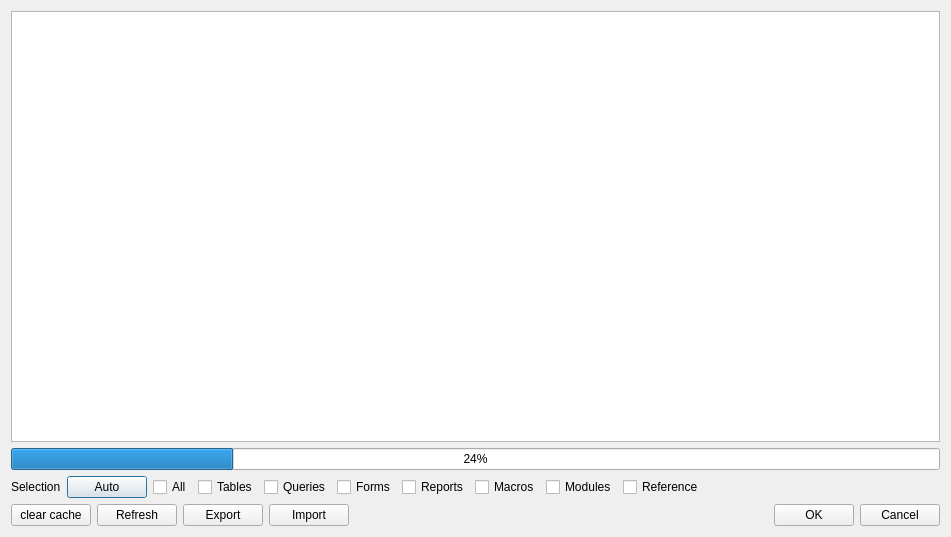
The window that ui/maindialog.ui (shoderico/AccessCvs) describes before a commit, drawn with Qt 5.
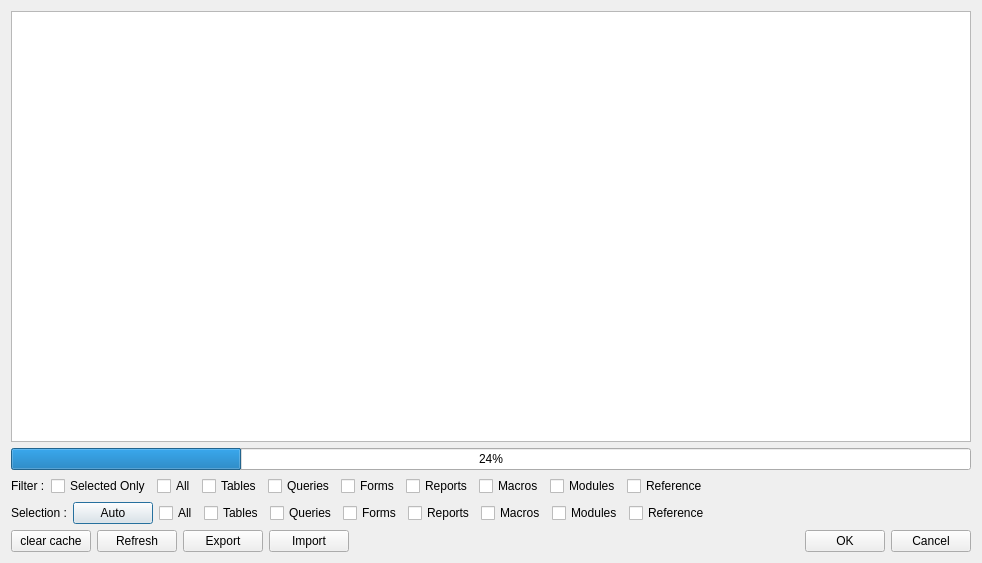
The same window after the commit.

Commit message: add filter functionality

What changed in the file:
```diff
--- a/ui/maindialog.ui
+++ b/ui/maindialog.ui
@@ -6,8 +6,8 @@
    <rect>
     <x>0</x>
     <y>0</y>
-    <width>951</width>
-    <height>537</height>
+    <width>982</width>
+    <height>563</height>
    </rect>
   </property>
   <property name="windowTitle">
@@ -29,12 +29,99 @@
        </property>
       </widget>
      </item>
+     <item>
+      <layout class="QHBoxLayout" name="horizontalLayout_4">
+       <item>
+        <widget class="QLabel" name="label_2">
+         <property name="text">
+          <string>Filter :</string>
+         </property>
+        </widget>
+       </item>
+       <item>
+        <widget class="QCheckBox" name="showSelectedOnlyCheckBox">
+         <property name="text">
+          <string>Selected Only</string>
+         </property>
+        </widget>
+       </item>
+       <item>
+        <widget class="QCheckBox" name="showAllCheckBox">
+         <property name="text">
+          <string>All</string>
+         </property>
+        </widget>
+       </item>
+       <item>
+        <widget class="QCheckBox" name="showTableCheckBox">
+         <property name="text">
+          <string>Tables</string>
+         </property>
+        </widget>
+       </item>
+       <item>
+        <widget class="QCheckBox" name="showQueryCheckBox">
+         <property name="text">
+          <string>Queries</string>
+         </property>
+        </widget>
+       </item>
+       <item>
+        <widget class="QCheckBox" name="showFormCheckBox">
+         <property name="text">
+          <string>Forms</string>
+         </property>
+        </widget>
+       </item>
+       <item>
+        <widget class="QCheckBox" name="showReportCheckBox">
+         <property name="text">
+          <string>Reports</string>
+         </property>
+        </widget>
+       </item>
+       <item>
+        <widget class="QCheckBox" name="showMacroCheckBox">
+         <property name="text">
+          <string>Macros</string>
+         </property>
+        </widget>
+       </item>
+       <item>
+        <widget class="QCheckBox" name="showModuleCheckBox">
+         <property name="text">
+          <string>Modules</string>
+         </property>
+        </widget>
+       </item>
+       <item>
+        <widget class="QCheckBox" name="showReferenceCheckBox">
+         <property name="text">
+          <string>Reference</string>
+         </property>
+        </widget>
+       </item>
+       <item>
+        <spacer name="horizontalSpacer_3">
+         <property name="orientation">
+          <enum>Qt::Horizontal</enum>
+         </property>
+         <property name="sizeHint" stdset="0">
+          <size>
+           <width>40</width>
+           <height>20</height>
+          </size>
+         </property>
+        </spacer>
+       </item>
+      </layout>
+     </item>
      <item>
       <layout class="QHBoxLayout" name="horizontalLayout_3">
        <item>
         <widget class="QLabel" name="label">
          <property name="text">
-          <string>Selection</string>
+          <string>Selection :</string>
          </property>
         </widget>
        </item>
```
The commit also changes 4 other files.
